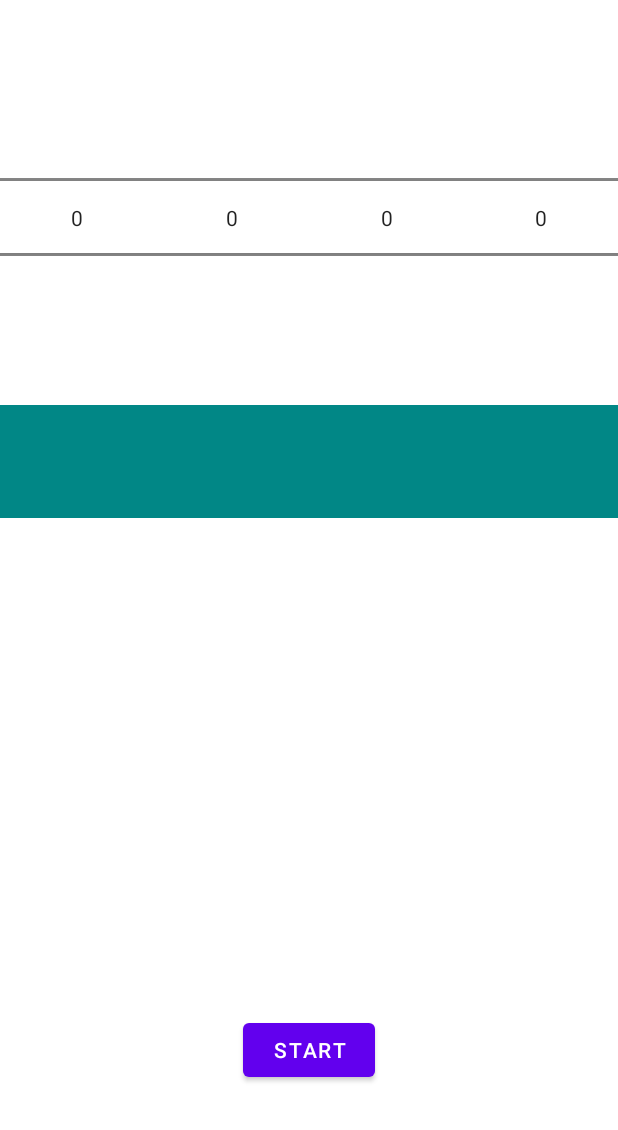
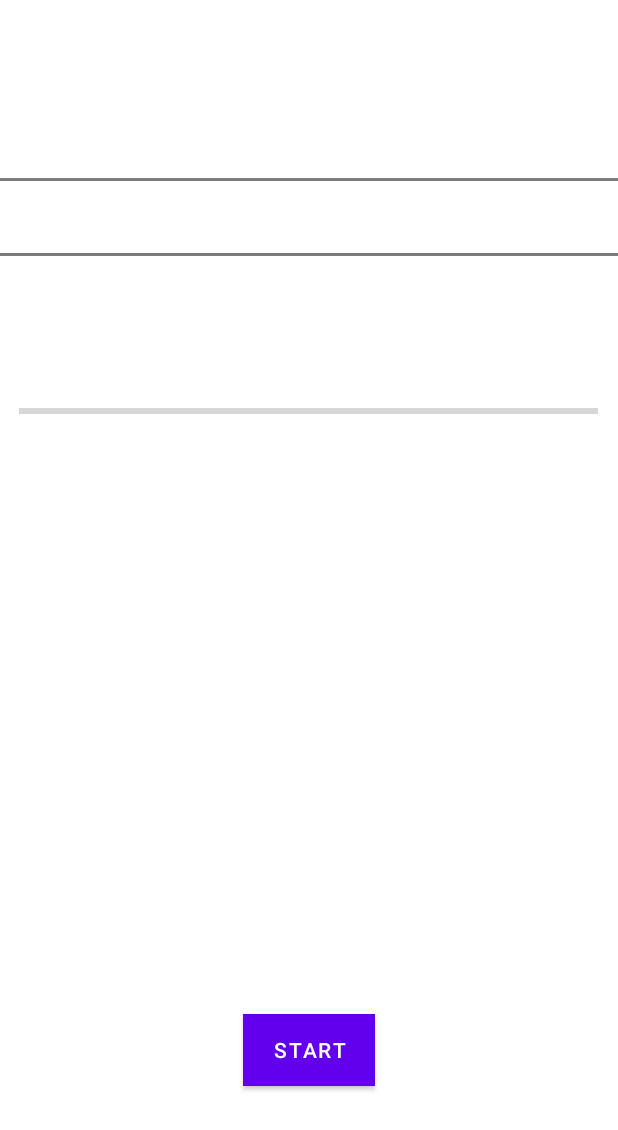
Before and after one commit to Brudihawo/hangboard_timer, an Android app: the layout content_main.xml on its own in the app's theme, with its tools: preview values and no code run, on a phone screen of 412 x 824 dp. Shown: the top 1130 px of the screen. Run offline under Robolectric (Android 15) with nearby library versions, the phone set to English and light mode, and no system bars.

Commit message:
added progressbar, style improvements

```diff
--- a/app/src/main/res/layout/content_main.xml
+++ b/app/src/main/res/layout/content_main.xml
@@ -11,6 +11,8 @@
         android:layout_width="wrap_content"
         android:layout_height="wrap_content"
         android:layout_marginBottom="100dp"
+        android:background="#FFFFFF"
+        android:backgroundTint="#636363"
         android:text="Start"
         app:layout_constraintBottom_toBottomOf="parent"
         app:layout_constraintEnd_toEndOf="parent"
@@ -31,7 +33,7 @@
             android:layout_width="match_parent"
             android:layout_height="match_parent"
             android:layout_weight="1"
-            android:text="Pause (min)"
+            android:text="@string/pause"
             android:textAlignment="center"
             android:textColor="#FFFFFF"
             android:textFontWeight="2"
@@ -41,7 +43,7 @@
             android:layout_width="match_parent"
             android:layout_height="match_parent"
             android:layout_weight="1"
-            android:text="Iterations"
+            android:text="@string/iter"
             android:textAlignment="center"
             android:textColor="#FFFFFF"
             android:textFontWeight="2"
@@ -51,7 +53,7 @@
             android:layout_width="match_parent"
             android:layout_height="match_parent"
             android:layout_weight="1"
-            android:text="Hang (s)"
+            android:text="@string/hang"
             android:textAlignment="center"
             android:textColor="#FFFFFF"
             android:textFontWeight="2"
@@ -61,7 +63,7 @@
             android:layout_width="match_parent"
             android:layout_height="match_parent"
             android:layout_weight="1"
-            android:text="Rest (s)"
+            android:text="@string/rest"
             android:textAlignment="center"
             android:textColor="#FFFFFF"
             android:textFontWeight="2"
@@ -80,37 +82,110 @@
 
         <NumberPicker
             android:id="@+id/pause_picker"
+            style="@android:style/Widget.Material.Light.NumberPicker"
+            android:theme="@style/Theme.NumPicker"
+            android:layout_width="match_parent"
+            android:layout_height="match_parent"
             android:layout_weight="1"
-            android:layout_width="match_parent"
-            android:layout_height="match_parent"/>
+            android:gravity="center" />
+
         <NumberPicker
             android:id="@+id/iterations_picker"
+            style="@android:style/Widget.Material.Light.NumberPicker"
+            android:theme="@style/Theme.NumPicker"
+            android:layout_width="match_parent"
+            android:layout_height="match_parent"
             android:layout_weight="1"
-            android:layout_width="match_parent"
-            android:layout_height="match_parent"/>
+            android:gravity="center" />
+
         <NumberPicker
             android:id="@+id/hang_picker"
+            style="@android:style/Widget.Material.Light.NumberPicker"
+            android:theme="@style/Theme.NumPicker"
+            android:layout_width="match_parent"
+            android:layout_height="match_parent"
             android:layout_weight="1"
-            android:layout_width="match_parent"
-            android:layout_height="match_parent"/>
+            android:gravity="center" />
+
         <NumberPicker
             android:id="@+id/rest_picker"
+            style="@android:style/Widget.Material.Light.NumberPicker"
+            android:theme="@style/Theme.NumPicker"
+            android:layout_width="match_parent"
+            android:layout_height="match_parent"
             android:layout_weight="1"
-            android:layout_width="match_parent"
-            android:layout_height="match_parent"/>
+            android:gravity="center" />
     </LinearLayout>
 
     <ProgressBar
         android:id="@+id/progress_bar"
-        style="@android:style/Widget.ProgressBar.Horizontal"
-        android:layout_width="match_parent"
-        android:layout_height="75dp"
+        style="@android:style/Widget.DeviceDefault.Light.ProgressBar.Horizontal"
+        android:layout_width="386dp"
+        android:layout_height="8dp"
         android:layout_marginTop="50dp"
-        android:progressDrawable="@color/teal_700"
+        android:indeterminate="false"
+        android:max="100"
+        android:min="0"
+        android:mirrorForRtl="true"
+        android:progress="0"
+        android:progressTint="#636363"
+        android:visibility="visible"
         app:layout_constraintEnd_toEndOf="parent"
         app:layout_constraintHorizontal_bias="0.498"
         app:layout_constraintStart_toStartOf="parent"
-        app:layout_constraintTop_toBottomOf="@+id/pickers"/>
+        app:layout_constraintTop_toBottomOf="@+id/pickers"
+        tools:visibility="visible" />
+
+    <LinearLayout
+        android:id="@+id/text_displays"
+        android:layout_width="408dp"
+        android:layout_height="342dp"
+        android:layout_marginTop="10dp"
+        android:orientation="horizontal"
+        app:layout_constraintBottom_toTopOf="@+id/st_button"
+        app:layout_constraintEnd_toEndOf="parent"
+        app:layout_constraintStart_toStartOf="parent"
+        app:layout_constraintTop_toBottomOf="@+id/progress_bar">
+
+        <TextView
+            android:id="@+id/current_task"
+            android:layout_width="wrap_content"
+            android:layout_height="wrap_content"
+            android:layout_weight="1"
+            android:layout_gravity="center"
+            android:textAlignment="center"
+            android:textAllCaps="true"
+            android:textDirection="ltr"
+            android:textFontWeight="10"
+            android:textIsSelectable="false"
+            android:textSize="40sp"
+            android:textStyle="bold"
+            android:textColor="@color/white"
+            app:layout_constraintBottom_toBottomOf="parent"
+            app:layout_constraintEnd_toEndOf="parent"
+            app:layout_constraintStart_toStartOf="parent"
+            app:layout_constraintTop_toTopOf="parent" />
+
+        <TextView
+            android:id="@+id/current_time_left"
+            android:layout_width="wrap_content"
+            android:layout_height="wrap_content"
+            android:layout_weight="1"
+            android:layout_gravity="center"
+            android:textAlignment="center"
+            android:textAllCaps="true"
+            android:textDirection="ltr"
+            android:textFontWeight="10"
+            android:textIsSelectable="false"
+            android:textSize="40sp"
+            android:textStyle="bold"
+            android:textColor="@color/white"
+            app:layout_constraintBottom_toBottomOf="parent"
+            app:layout_constraintEnd_toEndOf="parent"
+            app:layout_constraintStart_toStartOf="parent"
+            app:layout_constraintTop_toTopOf="parent" />
+
+    </LinearLayout>
 
 
 </androidx.constraintlayout.widget.ConstraintLayout>
--- a/app/src/main/res/values/strings.xml
+++ b/app/src/main/res/values/strings.xml
@@ -2,11 +2,10 @@
     <string name="app_name">HangboardTimer</string>
     <string name="action_settings">Settings</string>
     <!-- Strings used for fragments for navigation -->
-    <string name="first_fragment_label">First Fragment</string>
-    <string name="second_fragment_label">Second Fragment</string>
-    <string name="next">Next</string>
-    <string name="previous">Previous</string>
 
-    <string name="hello_first_fragment">Hello first fragment</string>
-    <string name="hello_second_fragment">Hello second fragment. Arg: %1$s</string>
+    <string name="rest">Rest (s)</string>
+    <string name="hang">Hang (s)</string>
+    <string name="pause">Pause (min)</string>
+    <string name="iter">Iterations</string>
+
 </resources>
--- a/app/src/main/res/values/themes.xml
+++ b/app/src/main/res/values/themes.xml
@@ -22,4 +22,10 @@
     <style name="Theme.HangboardTimer.AppBarOverlay" parent="ThemeOverlay.AppCompat.Dark.ActionBar" />
 
     <style name="Theme.HangboardTimer.PopupOverlay" parent="ThemeOverlay.AppCompat.Light" />
+    <style name="Theme.NumPicker" parent="Theme.AppCompat.Light.NoActionBar" >
+        <item name="android:textColorPrimary">@android:color/white</item>
+        <item name="android:textSize">20sp</item>
+        <item name="android:textFontWeight"><![CDATA[20]]></item>
+        <item name="android:textStyle">bold</item>
+    </style>
 </resources>
```
Also changed, not shown: app/src/main/java/com/example/hangboardtimer/FirstFragment.java (deleted, +0 -34 lines), app/src/main/java/com/example/hangboardtimer/MainActivity.java (+16 -1 lines), app/src/main/java/com/example/hangboardtimer/SecondFragment.java (deleted, +0 -34 lines), app/src/main/java/com/example/hangboardtimer/TimerThread.java (+33 -6 lines), app/src/main/res/layout/activity_main.xml (+1 -8 lines), app/src/main/res/layout/fragment_first.xml (deleted, +0 -28 lines), app/src/main/res/layout/fragment_second.xml (deleted, +0 -27 lines), app/src/main/res/navigation/nav_graph.xml (+1 -24 lines), app/src/main/res/drawable/background.png (added).
